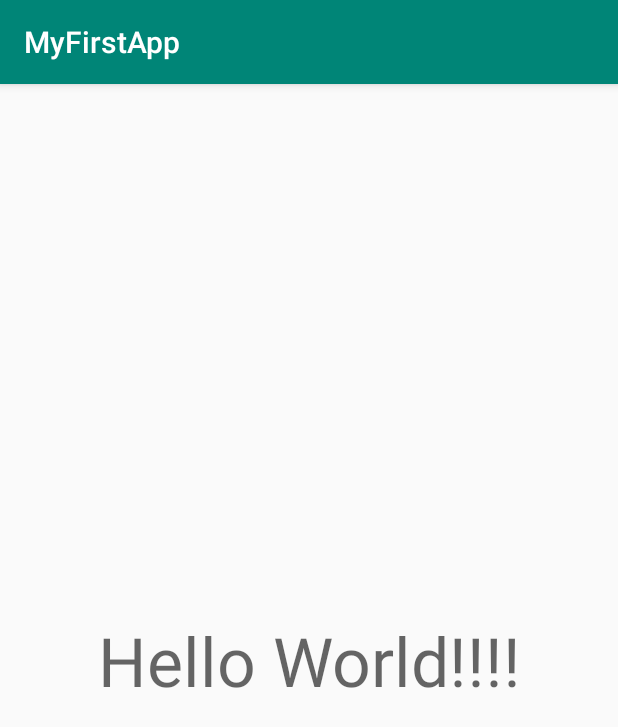
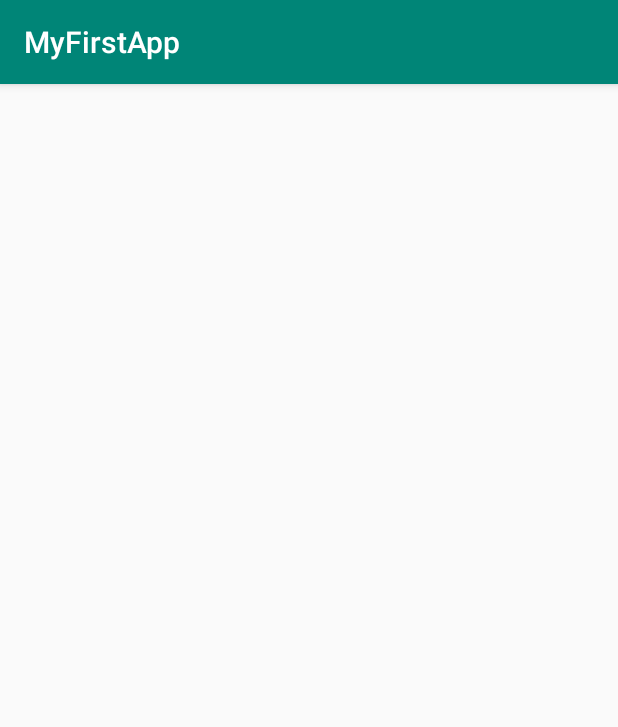
Before and after one commit to AdrianoMeyer/MyFirstApp, an Android app: the screen it shows after launch (MainActivity), on a phone screen of 412 x 824 dp. Shown: the top 727 px of the screen. Run offline under Robolectric (Android 15) with nearby library versions, the phone set to English and light mode, and no system bars.

Commit message:
First App

```diff
--- a/app/src/main/res/layout/activity_main.xml
+++ b/app/src/main/res/layout/activity_main.xml
@@ -9,7 +9,6 @@
     <TextView
         android:layout_width="wrap_content"
         android:layout_height="wrap_content"
-        android:text="Hello World!!!!"
         android:textAppearance="@style/TextAppearance.AppCompat.Display2"
         app:layout_constraintBottom_toBottomOf="parent"
         app:layout_constraintLeft_toLeftOf="parent"
```
